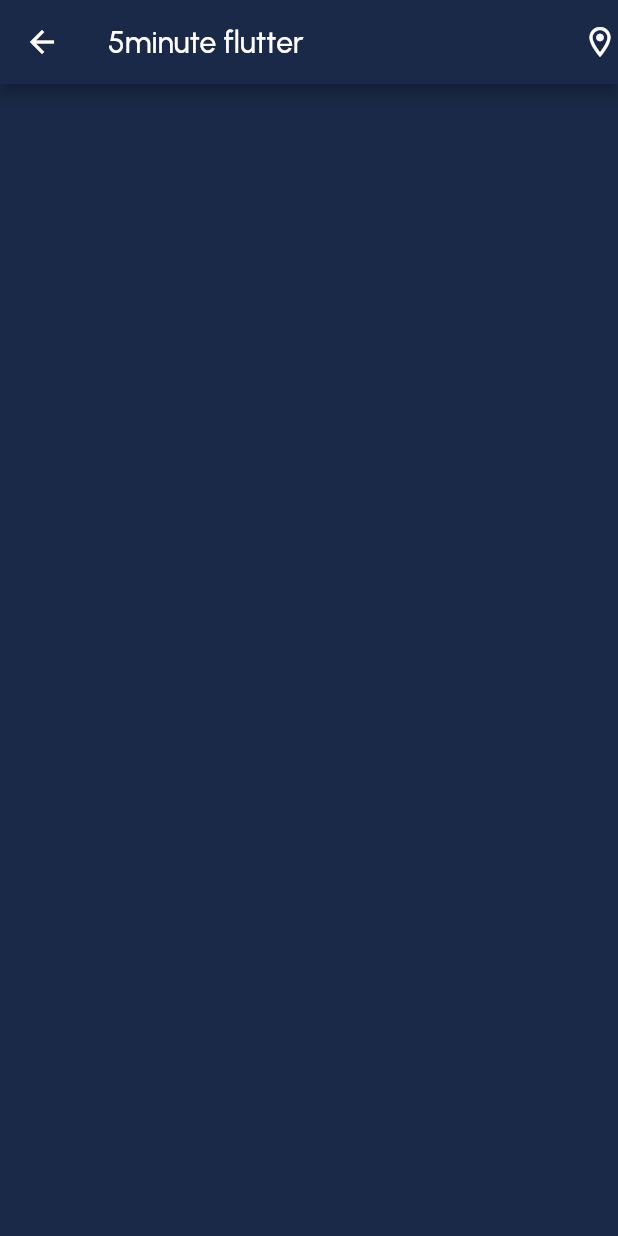
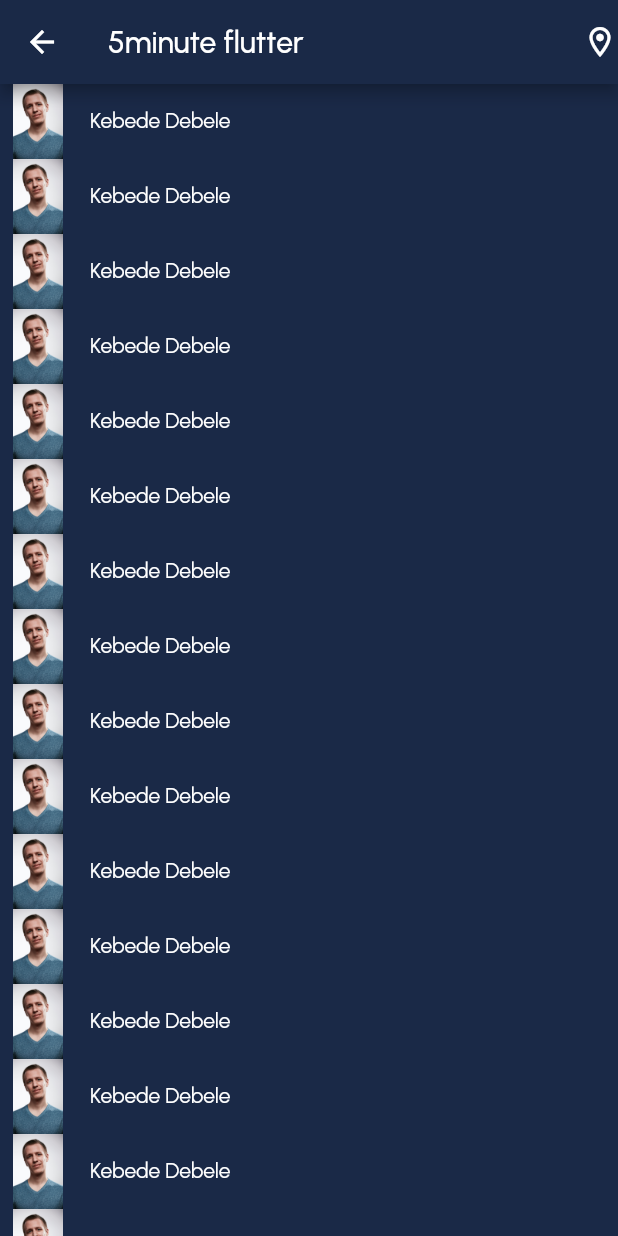
Before and after one commit to faris777/mymelimeja, a Flutter app: the HomePage screen opened by its route, on a phone screen of 412 x 824 dp. Run offline on Flutter 3.47's test engine with Material 2 defaults, Android fonts, the light colour scheme and no system bars.

```diff
--- a/lib/main.dart
+++ b/lib/main.dart
@@ -1,6 +1,7 @@
 import 'package:flutter/material.dart';
 import 'package:mymeimeja/pages/home_page.dart';
 import 'package:mymeimeja/pages/login_page.dart';
+import 'package:mymeimeja/pages/main_page.dart';
 import 'package:mymeimeja/styles/colors.dart';
 void main() => runApp(MyApp1());
 class MyApp1 extends StatelessWidget {
@@ -13,6 +14,7 @@ class MyApp1 extends StatelessWidget {
   routes: {
     '/':(context) => LoginPage(),
     '/home':(context) => HomePage(),
+    '/main':(context) => MainPage(),
   },);
   }
 }
--- a/lib/pages/home_page.dart
+++ b/lib/pages/home_page.dart
@@ -1,3 +1,4 @@
+
 import 'package:flutter/material.dart';
 import 'package:mymeimeja/styles/colors.dart';
 class HomePage extends StatelessWidget {
@@ -8,8 +9,25 @@ class HomePage extends StatelessWidget {
     return Scaffold(
       appBar: AppBar(title: Text('5minute flutter'),
       backgroundColor: AppColor.background,
+      centerTitle: false,
       actions: [Icon(Icons.location_on_outlined)],),
-      body: Container()
+      body: ListView(children: mockingUsers()));
+  }
+  List<Widget> mockingUsers(){
+        List <Widget> user = [];
+        for(int i = 0 ; i < 1000; i ++){
+            user.add(users());
+        }
+        return user;
+  }
+  Widget users(){
+    return Row(
+      children: [
+      Image.asset('assets/images/user.jpg',height: 50,width:50),
+      const SizedBox(width: 10,),
+      const Text('Kebede Debele',style:TextStyle(color: Colors.white),),
+      SizedBox(height: 10,)
+      ],
     );
   }
 }
--- a/lib/pages/login_page.dart
+++ b/lib/pages/login_page.dart
@@ -44,7 +44,7 @@ class LoginPage extends StatelessWidget {
         ,SizedBox(height: 30,),
         SizedBox(width: double.infinity,height: 48,
           child:
-        ElevatedButton(onPressed: ()=>Navigator.of(context).pushReplacementNamed('/home'),style: ElevatedButton.styleFrom(backgroundColor: Colors.amber,foregroundColor: Colors.black),child: const Text('Login'),),),
+        ElevatedButton(onPressed: ()=>Navigator.of(context).pushReplacementNamed('/main'),style: ElevatedButton.styleFrom(backgroundColor: Colors.amber,foregroundColor: Colors.black),child: const Text('Login'),),),
         const Text('or sign up with',style: TextStyle(color: Colors.white),),
         SizedBox(height: 40,),
 
```
Also changed, not shown: lib/pages/main_page.dart (added, +16 -0 lines), assets/images/user.jpg (added).
